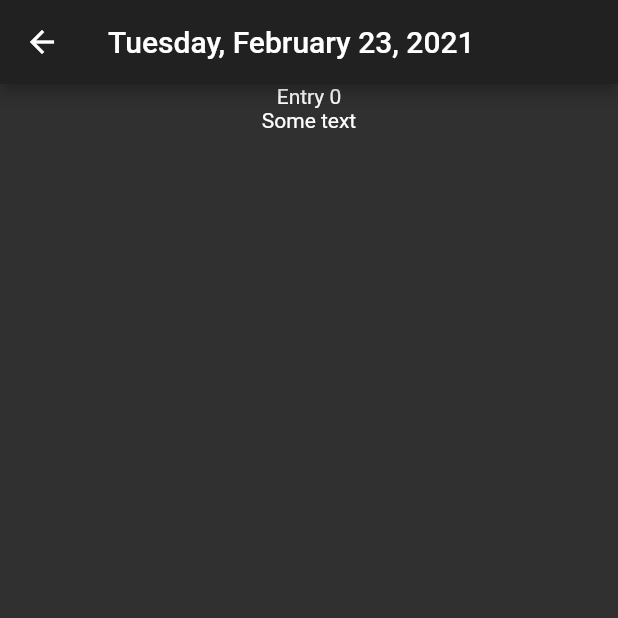
After one commit to stuttskl/dia_uno, a Flutter app: the screen it shows after launch, after a tap on "Entry 0", on a phone screen of 412 x 824 dp, the top half of it. The commit adds this screen. Run offline on Flutter 3.47's test engine with Material 2 defaults, Android fonts, the phone set to English and light mode, and no system bars.

Commit message:
implemented focused entry view with data passing thru args

```diff
--- a/lib/app.dart
+++ b/lib/app.dart
@@ -4,17 +4,20 @@ import 'package:flutter/material.dart';
 import 'screens/home.dart';
 import 'screens/new_entry.dart';
 import 'screens/all_entries.dart';
+import 'screens/focused_entry.dart';
 
 class App extends StatelessWidget {
   @override
   Widget build(BuildContext context) {
     var routes = {
       NewJournalEntry.routeName: (context) => NewJournalEntry(),
+      FocusedEntry.routeName: (context) => FocusedEntry()
     };
 
     return MaterialApp(
       routes: routes,
       title: 'Dia Uno',
+      // home: list.length == 0 ? WelcomeScreen() : JournalEntries(),
       home: JournalEntries(),
       theme: ThemeData.dark()
     );
--- a/lib/screens/all_entries.dart
+++ b/lib/screens/all_entries.dart
@@ -1,6 +1,5 @@
 import 'package:flutter/material.dart';
 
-import '../widgets/journal_entry.dart';
 import '../models/entry.dart';
 import '../widgets/all_entries_list.dart';
 
@@ -11,6 +10,7 @@ class JournalEntries extends StatefulWidget {
 }
 
 class _JournalEntriesState extends State<JournalEntries> {
+  // pull this from db, mock data for now
   final List<Entry> entries = [
     Entry(id: 0, title: 'Entry 0', body: 'Some text', rating: 4, date: DateTime.now()),
     Entry(id: 1, title: 'Entry 1', body: 'Some text', rating: 4, date: DateTime.now()),
@@ -18,20 +18,20 @@ class _JournalEntriesState extends State<JournalEntries> {
     Entry(id: 3, title: 'Entry 3', body: 'Some text', rating: 4, date: DateTime.now()),
     Entry(id: 4, title: 'Entry 4', body: 'Some text', rating: 4, date: DateTime.now()),
     Entry(id: 5, title: 'Entry 5', body: 'Some text', rating: 4, date: DateTime.now()),
-    Entry(id: 0, title: 'Entry 0', body: 'Some text', rating: 4, date: DateTime.now()),
-    Entry(id: 1, title: 'Entry 1', body: 'Some text', rating: 4, date: DateTime.now()),
-    Entry(id: 2, title: 'Entry 2', body: 'Some text', rating: 4, date: DateTime.now()),
-    Entry(id: 3, title: 'Entry 3', body: 'Some text', rating: 4, date: DateTime.now()),
-    Entry(id: 4, title: 'Entry 4', body: 'Some text', rating: 4, date: DateTime.now()),
-    Entry(id: 5, title: 'Entry 5', body: 'Some text', rating: 4, date: DateTime.now()),
+    Entry(id: 6, title: 'Entry 6', body: 'Some text', rating: 4, date: DateTime.now()),
+    Entry(id: 7, title: 'Entry 7', body: 'Some text', rating: 4, date: DateTime.now()),
+    Entry(id: 8, title: 'Entry 8', body: 'Some text', rating: 4, date: DateTime.now()),
+    Entry(id: 9, title: 'Entry 9', body: 'Some text', rating: 4, date: DateTime.now()),
+    Entry(id: 10, title: 'Entry 10', body: 'Some text', rating: 4, date: DateTime.now()),
+    Entry(id: 11, title: 'Entry 11', body: 'Some text', rating: 4, date: DateTime.now()),
   ];
 
   @override
   Widget build(BuildContext context) {
     return Scaffold(
-        appBar: AppBar(title: Text('All Entires')),
-        body: LayoutBuilder(builder:
-            (BuildContext context, BoxConstraints viewportConstraints) {
+      appBar: AppBar(title: Text('All Entires')),
+      body: LayoutBuilder(builder:
+          (BuildContext context, BoxConstraints viewportConstraints) {
           return SingleChildScrollView(
             child: Column(
               mainAxisSize: MainAxisSize.min,
@@ -41,7 +41,7 @@ class _JournalEntriesState extends State<JournalEntries> {
               ],
             ),
           );
-        }
+          }
       )
     );
   }
--- /dev/null
+++ b/lib/screens/focused_entry.dart
@@ -0,0 +1,28 @@
+import 'package:flutter/material.dart';
+import 'package:intl/intl.dart';
+import '../models/entry.dart';
+
+class FocusedEntry extends StatelessWidget {
+  static const routeName = 'focusedEntry';
+
+  @override
+
+  Widget build(BuildContext context) {
+    final Entry args = ModalRoute.of(context).settings.arguments;
+
+    String formattedDate = DateFormat.yMMMMEEEEd().format(args.date);
+
+    return Scaffold(
+      appBar: AppBar(title: Text(formattedDate)),
+      body: Center(
+        child: Column(
+          crossAxisAlignment: CrossAxisAlignment.center,
+          children: [
+            Text(args.title),
+            Text(args.body)
+          ],
+        )
+      )
+    );
+  }
+}
--- a/lib/screens/new_entry.dart
+++ b/lib/screens/new_entry.dart
@@ -8,8 +8,13 @@ class NewJournalEntry extends StatefulWidget {
 }
 
 class _NewJournalEntryState extends State<NewJournalEntry> {
-   void saveList(BuildContext context) {
-    print("Saving new list");
+  void saveEntry(BuildContext context) {
+    print("Saving new entry");
+    Navigator.of(context).pop();
+  }
+
+  void cancelEntry(BuildContext context) {
+    print("Cancel new entry");
     Navigator.of(context).pop();
   }
 
@@ -18,12 +23,17 @@ class _NewJournalEntryState extends State<NewJournalEntry> {
     return Scaffold(
       appBar: AppBar(title: Text('New Journal Entry')),
       body: Center(
-        child: Column(
+        child:
+          Column(
             children: [
               JournalEntryForm(),
               RaisedButton(
-              onPressed: () => saveList(context),
+                onPressed: () => saveEntry(context),
                 child: Text('Save'),
+              ),
+              RaisedButton(
+                onPressed: () => cancelEntry(context),
+                child: Text('Cancel'),
               ),
             ]
           )
--- a/lib/widgets/all_entries_list.dart
+++ b/lib/widgets/all_entries_list.dart
@@ -1,16 +1,31 @@
 import 'package:flutter/material.dart';
 import 'package:intl/intl.dart';
-import './journal_entry.dart';
+import '../models/entry.dart';
+
 
 class AllEntiresList extends StatelessWidget {
   final list;
 
   AllEntiresList({Key key, @required this.list});
-
+  void goToFocusedEntry(context, destination, id) {
+    print("Navigate to main entry page");
+    if (destination == 'focusedEntry') {
+      Navigator.pushNamed(
+        context,
+        'focusedEntry',
+        arguments: Entry(
+          id: id,
+          title: list[id].title,
+          body: list[id].body,
+          date: list[id].date,
+          rating: list[id].rating
+        ));
+    }
+    print(id);
+  }
 
   @override
   Widget build(BuildContext context) {
-
     return ListView.builder(
       shrinkWrap: true,
       primary: false,
@@ -19,6 +34,7 @@ class AllEntiresList extends StatelessWidget {
         return ListTile(
           title: Text(list[index].title),
           subtitle: Text(DateFormat.yMMMMEEEEd().format(list[index].date)),
+          onTap: () => goToFocusedEntry(context, 'focusedEntry', list[index].id),
         );
       }
     );
```
Also changed, not shown: lib/models/entries.dart (deleted, +0 -8 lines), lib/screens/home.dart (+6 -2 lines). Lines whose indentation alone changed are shown as unchanged.
